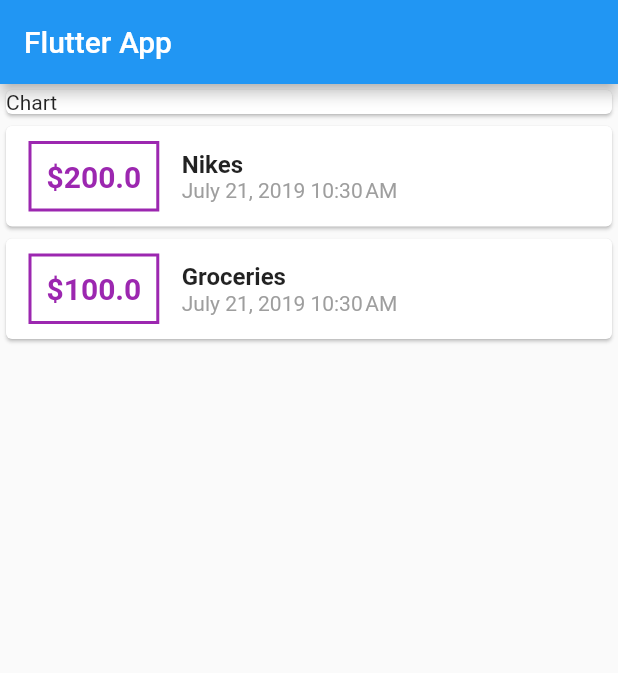
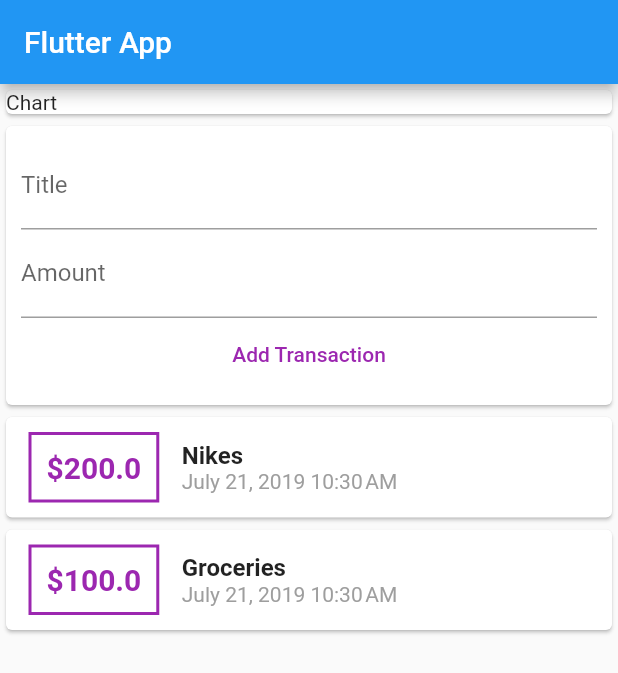
Before and after one commit to khari998/WalletTrackr, a Flutter app: the screen it shows after launch, on a phone screen of 412 x 824 dp. Shown: the top 673 px of the screen. Run offline on Flutter 3.47's test engine with Material 2 defaults, Android fonts, the phone set to English and light mode, and no system bars.

Commit message:
Added text fields and button for submitting input transactions

```diff
--- a/lib/main.dart
+++ b/lib/main.dart
@@ -41,11 +41,32 @@ class MyHomePage extends StatelessWidget {
         title: Text('Flutter App'),
       ),
       body: Column(
+        crossAxisAlignment: CrossAxisAlignment.stretch,
         children: <Widget>[
           Container(
             width: double.infinity,
             child: Card(
               child: Text('Chart'),
+            ),
+          ),
+          Card(
+            child: Container(
+              padding: EdgeInsets.all(10),
+              child: Column(
+                children: <Widget>[
+                  TextField(
+                    decoration: InputDecoration(labelText: 'Title'),
+                  ),
+                  TextField(
+                    decoration: InputDecoration(labelText: 'Amount'),
+                  ),
+                  FlatButton(
+                    child: Text('Add Transaction'),
+                    onPressed: () {},
+                    textColor: Colors.purple,
+                  )
+                ],
+              ),
             ),
           ),
           Column(
```
